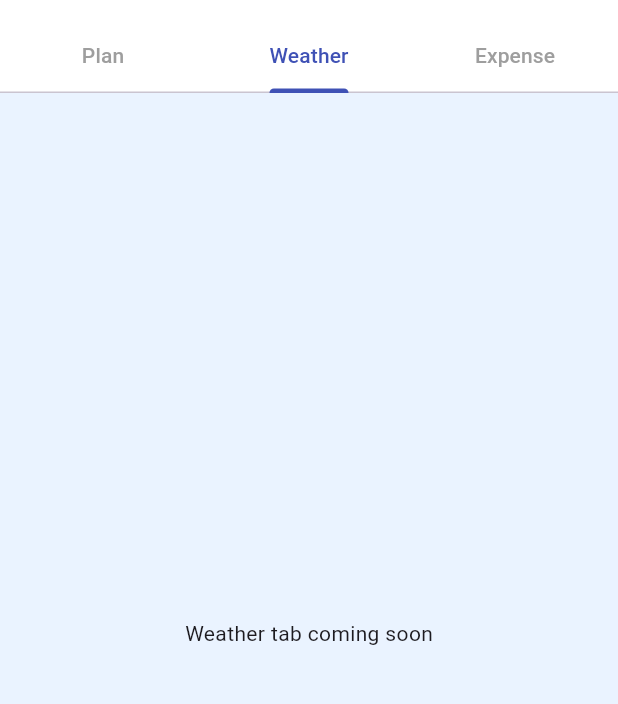
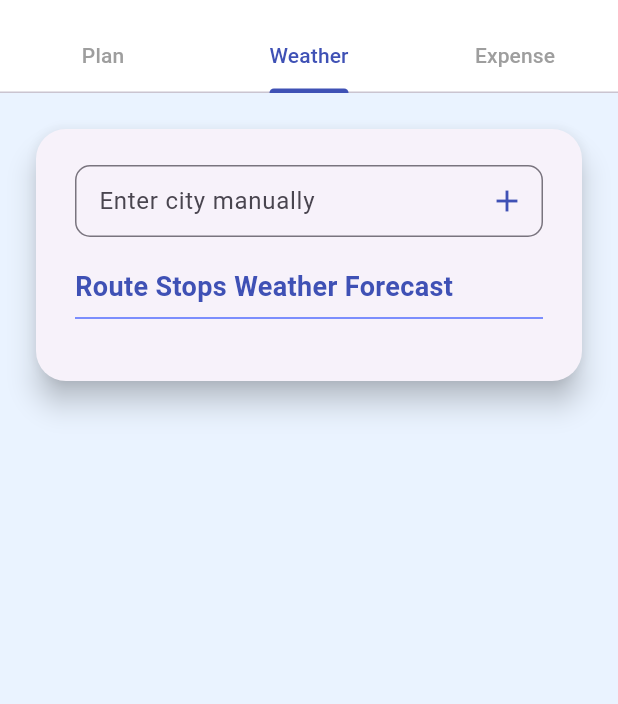
Before and after one commit to itsvishwasj/smart_travel_app, a Flutter app: the screen it shows after launch, tab 2 chosen, on a phone screen of 412 x 824 dp, the part 63-767 px from its top. Run offline on Flutter 3.47's test engine with Material 3 defaults, Android fonts, the phone set to English and light mode, and no system bars.

Commit message:
Fix weather screen UI and fetchWeather function

```diff
--- a/lib/main.dart
+++ b/lib/main.dart
@@ -1,4 +1,5 @@
 import 'package:flutter/material.dart';
+import 'weather_screen.dart';
 
 void main() {
   runApp(MyApp());
@@ -15,7 +16,13 @@ class MyApp extends StatelessWidget {
   }
 }
 
-class HomeScreen extends StatelessWidget {
+class HomeScreen extends StatefulWidget {
+  @override
+  State<HomeScreen> createState() => _HomeScreenState();
+}
+class _HomeScreenState extends State<HomeScreen> {
+  List<String> routeStops = []; // shared with Weather tab
+
   @override
   Widget build(BuildContext context) {
     return DefaultTabController(
@@ -39,7 +46,6 @@ class HomeScreen extends StatelessWidget {
             IconButton(
               icon: const Icon(Icons.logout),
               onPressed: () {
-                // No Firebase sign out; you can add custom logic if needed
                 ScaffoldMessenger.of(context).showSnackBar(
                   const SnackBar(content: Text("Logout tapped")),
                 );
@@ -59,19 +65,24 @@ class HomeScreen extends StatelessWidget {
         ),
         body: TabBarView(
           children: [
-            const PlanTab(), // Only if PlanTab constructor is const. Yours is const, so fine.
-            Center(child: Text("Weather tab coming soon")),
-            Center(child: Text("Expense tab coming soon")),
+            PlanTab(
+              onRouteUpdate: (stops) {
+                setState(() {
+                  routeStops = stops;
+                });
+              },
+            ),
+            WeatherScreen(routeStops: routeStops),
+            const Center(child: Text("Expense tab coming soon")),
           ],
         ),
-
       ),
     );
   }
 }
-
 class PlanTab extends StatefulWidget {
-  const PlanTab({Key? key}) : super(key: key);
+  final Function(List<String>) onRouteUpdate; // callback to send routeStops to HomeScreen
+  const PlanTab({Key? key, required this.onRouteUpdate}) : super(key: key);
 
   @override
   State<PlanTab> createState() => _PlanTabState();
@@ -105,7 +116,6 @@ class _PlanTabState extends State<PlanTab> {
   List<String> routeStops = [];
 
   final ScrollController _scrollController = ScrollController();
-
   @override
   void dispose() {
     _scrollController.dispose();
@@ -153,8 +163,12 @@ class _PlanTabState extends State<PlanTab> {
           toController.text,
         ];
       }
+
+      // Send routeStops to HomeScreen for Weather tab
+      widget.onRouteUpdate(routeStops);
     });
 
+    // Scroll to bottom after generating plan
     WidgetsBinding.instance.addPostFrameCallback((_) {
       _scrollController.animateTo(
         _scrollController.position.maxScrollExtent,
@@ -164,10 +178,9 @@ class _PlanTabState extends State<PlanTab> {
     });
 
     ScaffoldMessenger.of(context).showSnackBar(
-      const SnackBar(content: Text('Smart plan generation coming soon!')),
+      const SnackBar(content: Text('Smart plan generated!')),
     );
   }
-
   @override
   Widget build(BuildContext context) {
     return SingleChildScrollView(
--- /dev/null
+++ b/lib/weather_screen.dart
@@ -0,0 +1,222 @@
+import 'package:flutter/material.dart';
+
+class WeatherScreen extends StatefulWidget {
+  final List<String> routeStops;
+  const WeatherScreen({Key? key, required this.routeStops}) : super(key: key);
+
+  @override
+  State<WeatherScreen> createState() => _WeatherScreenState();
+}
+
+class _WeatherScreenState extends State<WeatherScreen> {
+  final ScrollController _scrollController = ScrollController();
+  final TextEditingController manualCityController = TextEditingController();
+
+  List<String> routeStops = [];
+  Map<String, Map<String, dynamic>> weatherData = {};
+
+  @override
+  void initState() {
+    super.initState();
+    routeStops = List.from(widget.routeStops);
+    for (var city in routeStops) {
+      fetchWeather(city);
+    }
+  }
+
+  @override
+  void dispose() {
+    _scrollController.dispose();
+    manualCityController.dispose();
+    super.dispose();
+  }
+
+  // --- Utility Functions ---
+
+  String getWeatherEmoji(String condition) {
+    condition = condition.toLowerCase();
+    if (condition.contains('sunny') || condition.contains('clear')) return '☀️';
+    if (condition.contains('cloud')) return '☁️';
+    if (condition.contains('rain') || condition.contains('drizzle')) return '🌧️';
+    if (condition.contains('snow')) return '❄️';
+    if (condition.contains('thunder')) return '⛈️';
+    return '🌡️';
+  }
+
+  void _addCity(String city) {
+    city = city.trim();
+    if (city.isEmpty) return;
+
+    if (!routeStops.contains(city)) {
+      setState(() {
+        routeStops.add(city);
+      });
+      fetchWeather(city);
+      manualCityController.clear();
+    }
+  }
+
+  // --- Weather Fetching Logic ---
+
+  Future<void> fetchWeather(String city) async {
+    if (!mounted) return;
+
+    setState(() {
+      weatherData[city] = {
+        'temp': '0',
+        'condition': 'Loading...',
+        'humidity': '0',
+      };
+    });
+
+    await Future.delayed(const Duration(milliseconds: 700));
+
+    if (!mounted) return;
+
+    setState(() {
+      final conditions = ['Sunny', 'Cloudy', 'Rainy', 'Snow', 'Drizzle', 'Clear'];
+      weatherData[city] = {
+        'temp': (15 + city.length % 15).toString(),
+        'condition': conditions.elementAt(city.length % conditions.length),
+        'humidity': (50 + city.length % 30).toString(),
+      };
+    });
+
+    final index = routeStops.indexOf(city);
+    if (index >= 0 && _scrollController.hasClients) {
+      WidgetsBinding.instance.addPostFrameCallback((_) {
+        final targetPosition = index * 160.0;
+        _scrollController.animateTo(
+          targetPosition,
+          duration: const Duration(milliseconds: 500),
+          curve: Curves.easeInOut,
+        );
+      });
+    }
+  }
+
+  // --- UI Layout ---
+
+  @override
+  Widget build(BuildContext context) {
+    return Container(
+      color: const Color(0xFFEAF3FF),
+      child: SingleChildScrollView(
+        controller: _scrollController,
+        padding: const EdgeInsets.all(20.0),
+        child: Card(
+          shape: RoundedRectangleBorder(borderRadius: BorderRadius.circular(20)),
+          elevation: 8,
+          child: Padding(
+            padding: const EdgeInsets.symmetric(vertical: 24.0, horizontal: 26.0),
+            child: Column(
+              crossAxisAlignment: CrossAxisAlignment.start,
+              children: [
+                // Manual city input field
+                TextField(
+                  controller: manualCityController,
+                  decoration: InputDecoration(
+                    labelText: "Enter city manually",
+                    hintText: "e.g., Singapore",
+                    border: OutlineInputBorder(
+                      borderRadius: BorderRadius.circular(10),
+                    ),
+                    suffixIcon: IconButton(
+                      icon: const Icon(Icons.add, color: Colors.indigo),
+                      onPressed: () => _addCity(manualCityController.text),
+                    ),
+                    contentPadding: const EdgeInsets.symmetric(horizontal: 12, vertical: 8),
+                  ),
+                  onSubmitted: _addCity,
+                ),
+                const SizedBox(height: 20),
+
+                // Title for the list
+                const Text(
+                  "Route Stops Weather Forecast",
+                  style: TextStyle(
+                    fontSize: 18,
+                    fontWeight: FontWeight.bold,
+                    color: Colors.indigo,
+                  ),
+                ),
+                const Divider(color: Colors.indigoAccent),
+
+                // List of weather cards
+                Column(
+                  crossAxisAlignment: CrossAxisAlignment.start,
+                  children: routeStops.map((city) {
+                    final data = weatherData[city];
+                    final isLoaded = data != null && data['condition'] != 'Loading...';
+
+                    return Padding(
+                      padding: const EdgeInsets.only(bottom: 12.0),
+                      child: Container(
+                        key: ValueKey(city),
+                        width: double.infinity,
+                        padding: const EdgeInsets.all(16),
+                        decoration: BoxDecoration(
+                          color: Colors.indigo.shade50,
+                          borderRadius: BorderRadius.circular(12),
+                          border: Border.all(color: Colors.indigo.shade100),
+                        ),
+                        // The main container is a Row to separate content and emoji
+                        child: Row(
+                          mainAxisAlignment: MainAxisAlignment.spaceBetween,
+                          crossAxisAlignment: CrossAxisAlignment.center,
+                          children: [
+                            // 1. Weather info and city name (Left side)
+                            Expanded(
+                              child: Column(
+                                crossAxisAlignment: CrossAxisAlignment.start,
+                                children: [
+                                  Text(
+                                    city,
+                                    style: const TextStyle(
+                                        fontSize: 18, fontWeight: FontWeight.bold),
+                                  ),
+                                  const SizedBox(height: 6),
+                                  if (isLoaded)
+                                    Column(
+                                      // This ensures the details are left-aligned
+                                      crossAxisAlignment: CrossAxisAlignment.start,
+                                      children: [
+                                        Text("Temp: ${data['temp']}°C", style: const TextStyle(fontSize: 15)),
+                                        Text("Condition: ${data['condition']}", style: const TextStyle(fontSize: 15)),
+                                        Text("Humidity: ${data['humidity']}%", style: const TextStyle(fontSize: 15)),
+                                      ],
+                                    )
+                                  else
+                                    const Text(
+                                      "Fetching weather...",
+                                      style: TextStyle(color: Colors.indigo, fontStyle: FontStyle.italic),
+                                    ),
+                                ],
+                              ),
+                            ),
+
+                            // 2. Weather emoji/icon (Right side)
+                            Container(
+                              padding: const EdgeInsets.only(left: 12),
+                              child: Text(
+                                isLoaded
+                                    ? getWeatherEmoji(data['condition'])
+                                    : "⏳",
+                                style: const TextStyle(fontSize: 40),
+                              ),
+                            ),
+                          ],
+                        ),
+                      ),
+                    );
+                  }).toList(),
+                ),
+                const SizedBox(height: 10),
+              ],
+            ),
+          ),
+        ),
+      ),
+    );
+  }
+}
--- a/pubspec.yaml
+++ b/pubspec.yaml
@@ -30,6 +30,7 @@ environment:
 dependencies:
   flutter:
     sdk: flutter
+  google_fonts: ^6.2.1
 
   # The following adds the Cupertino Icons font to your application.
   # Use with the CupertinoIcons class for iOS style icons.
```
Also changed, not shown: pubspec.lock, 1 other file.
